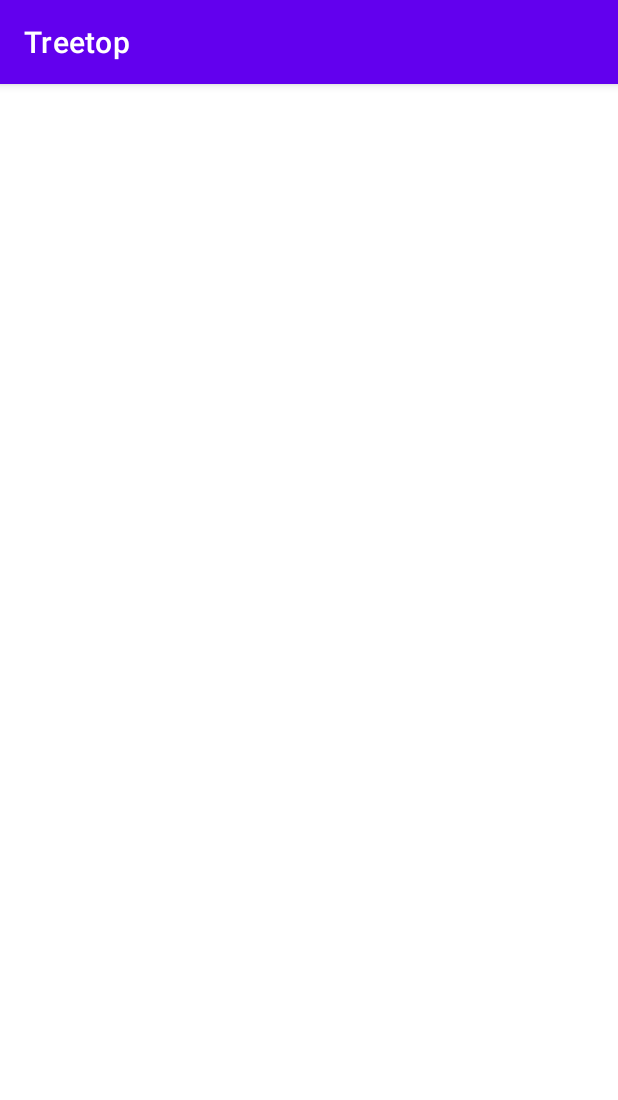
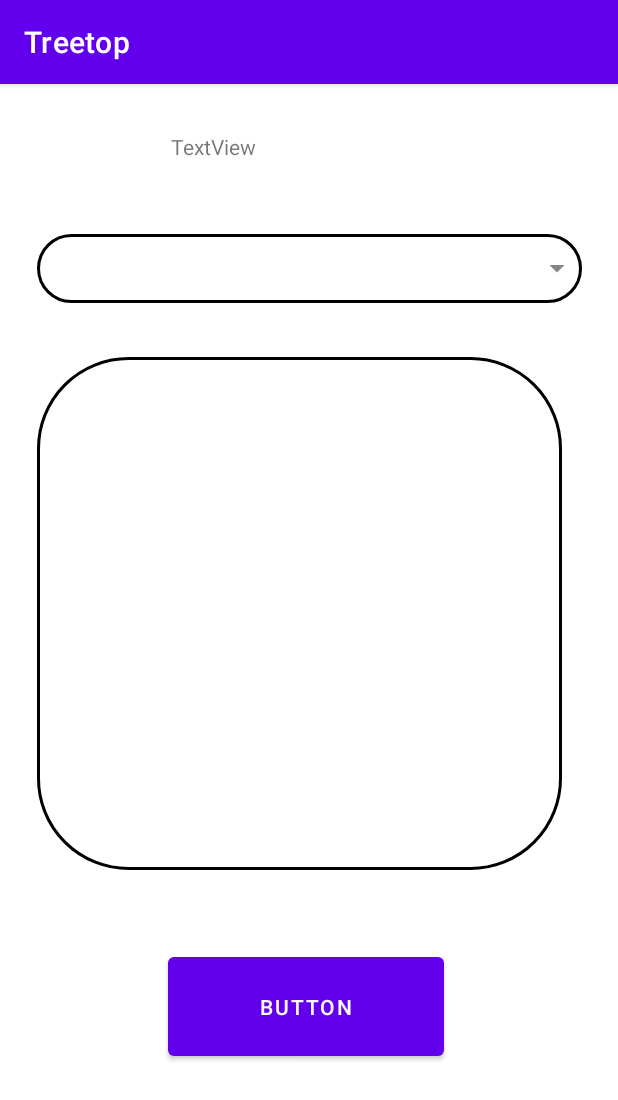
Before and after one commit to EverGreen7112/Treetop, an Android app: the screen it shows after launch (TestActivity), on a phone screen of 412 x 824 dp. Shown: the top 1100 px of the screen. Run offline under Robolectric (Android 15) with nearby library versions, the phone set to English and light mode, and no system bars.

Commit message:
`[✓] feat(ui/our/spin):  add custom spinner functions, shape`
- Created a BaseSpinner class extending spinner and allowing for extra functionality (mainly use of Shape enum and loading options from String array)
- Added assets for a dropdown arrow.
- Created a new drawable for an oval rectangle spinner with the dropdown arrow, and added it to the shape enum
- Created OvalSpinner class that extends BaseSpinner and sets the shape to the drawable/

```diff
--- /dev/null
+++ b/app/src/main/java/com/evergreen/treetop/ui/custom/spinner/OvalSpinner.java
@@ -0,0 +1,25 @@
+package com.evergreen.treetop.ui.custom.spinner;
+
+
+import android.content.Context;
+import android.util.AttributeSet;
+
+import androidx.annotation.NonNull;
+import androidx.annotation.Nullable;
+
+import com.evergreen.treetop.ui.custom.utils.Shape;
+
+public class OvalSpinner extends BaseSpinner {
+
+    public OvalSpinner(@NonNull Context context) {
+        super(context, Shape.OVAL_SPINNER);
+    }
+
+    public OvalSpinner(@NonNull Context context, @Nullable AttributeSet attrs) {
+        super(context, attrs, Shape.OVAL_SPINNER);
+    }
+
+    public OvalSpinner(@NonNull Context context, @Nullable AttributeSet attrs, int defStyleAttr) {
+        super(context, attrs, defStyleAttr, Shape.OVAL_SPINNER);
+    }
+}
--- /dev/null
+++ b/app/src/main/res/drawable/oval_dropdown.xml
@@ -0,0 +1,28 @@
+<?xml version="1.0" encoding="utf-8"?>
+<selector xmlns:android="http://schemas.android.com/apk/res/android">
+    <item>
+
+        <layer-list>
+
+            <item>
+                <shape>
+                    <corners android:radius="80dp" />
+                    <!-- This is the border color -->
+                    <stroke android:width="2dp" android:color="@color/black" />
+
+                </shape>
+            </item>
+
+            <item android:right="5dp">
+
+                <bitmap
+                    android:gravity="center_vertical|right"
+                    android:src="@drawable/dropdown_arrow"
+                    />
+
+            </item>
+
+        </layer-list>
+
+    </item>
+</selector>
--- a/app/src/main/res/layout/activity_test.xml
+++ b/app/src/main/res/layout/activity_test.xml
@@ -8,4 +8,51 @@
     tools:context=".test.TestActivity">
 
 
+    <Button
+        android:id="@+id/button"
+        android:layout_width="184dp"
+        android:layout_height="78dp"
+        android:layout_marginStart="112dp"
+        android:layout_marginTop="576dp"
+        android:text="Button"
+        app:layout_constraintStart_toStartOf="parent"
+        app:layout_constraintTop_toTopOf="parent" />
+
+    <com.evergreen.treetop.ui.custom.spinner.OvalSpinner
+        android:id="@+id/spinner"
+        android:layout_width="363dp"
+        android:layout_height="46dp"
+        android:layout_marginTop="100dp"
+        android:layout_marginEnd="24dp"
+        android:prompt="@string/app_name"
+        app:layout_constraintEnd_toEndOf="parent"
+        app:layout_constraintTop_toTopOf="parent" />
+
+    <androidx.constraintlayout.widget.Guideline
+        android:id="@+id/guideline2"
+        android:layout_width="wrap_content"
+        android:layout_height="wrap_content"
+        android:orientation="vertical"
+        app:layout_constraintGuide_begin="20dp" />
+
+    <TextView
+        android:id="@+id/spinner_label"
+        android:layout_width="166dp"
+        android:layout_height="53dp"
+        android:layout_marginTop="32dp"
+        android:layout_marginEnd="132dp"
+        android:text="TextView"
+        app:layout_constraintEnd_toEndOf="parent"
+        app:layout_constraintTop_toTopOf="parent" />
+
+    <com.evergreen.treetop.ui.custom.text.OvaTextView
+        android:id="@+id/spinner_desc"
+        android:layout_width="350dp"
+        android:layout_height="342dp"
+        android:layout_marginTop="36dp"
+        app:layout_constraintEnd_toEndOf="parent"
+        app:layout_constraintHorizontal_bias="0.393"
+        app:layout_constraintStart_toStartOf="parent"
+        app:layout_constraintTop_toBottomOf="@+id/spinner" />
+
 </androidx.constraintlayout.widget.ConstraintLayout>
--- /dev/null
+++ b/app/src/main/res/values/styles.xml
@@ -0,0 +1,2 @@
+<?xml version="1.0" encoding="utf-8"?>
+<resources></resources>
```
Also changed, not shown: app/src/main/java/com/evergreen/treetop/ui/custom/spinner/BaseSpinner.java (added, +66 -0 lines), app/src/main/res/drawable-hdpi/dropdown_arrow.png (added), app/src/main/res/drawable-mdpi/dropdown_arrow.png (added), app/src/main/res/drawable-xhdpi/dropdown_arrow.png (added), app/src/main/res/drawable-xxhdpi/dropdown_arrow.png (added), app/src/main/res/drawable-xxxhdpi/dropdown_arrow.png (added).
